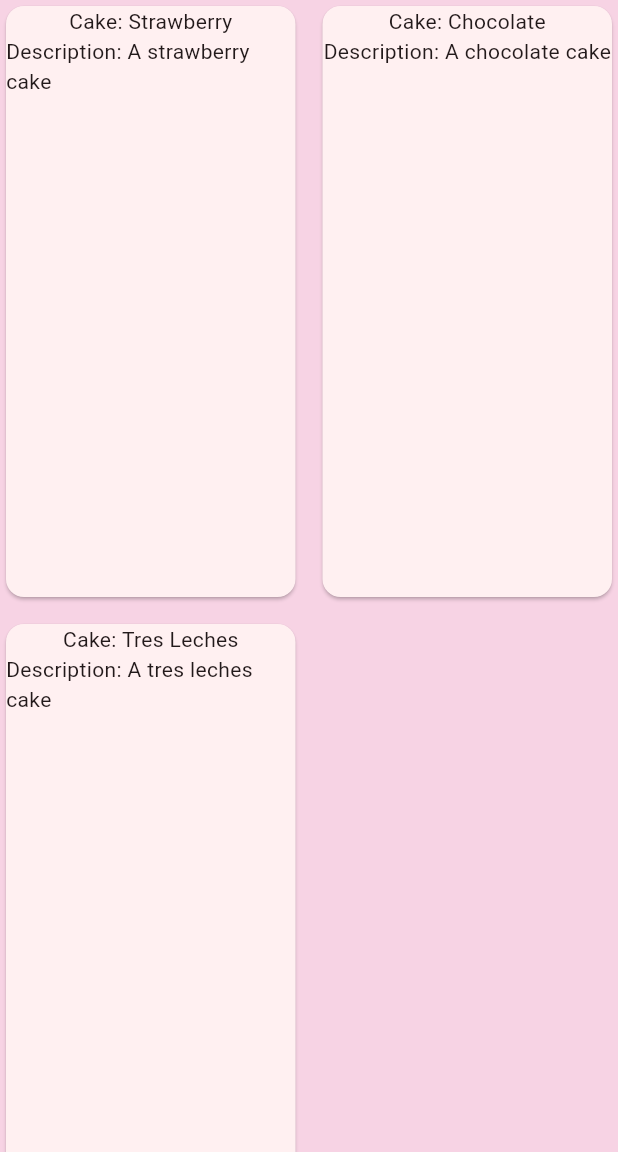
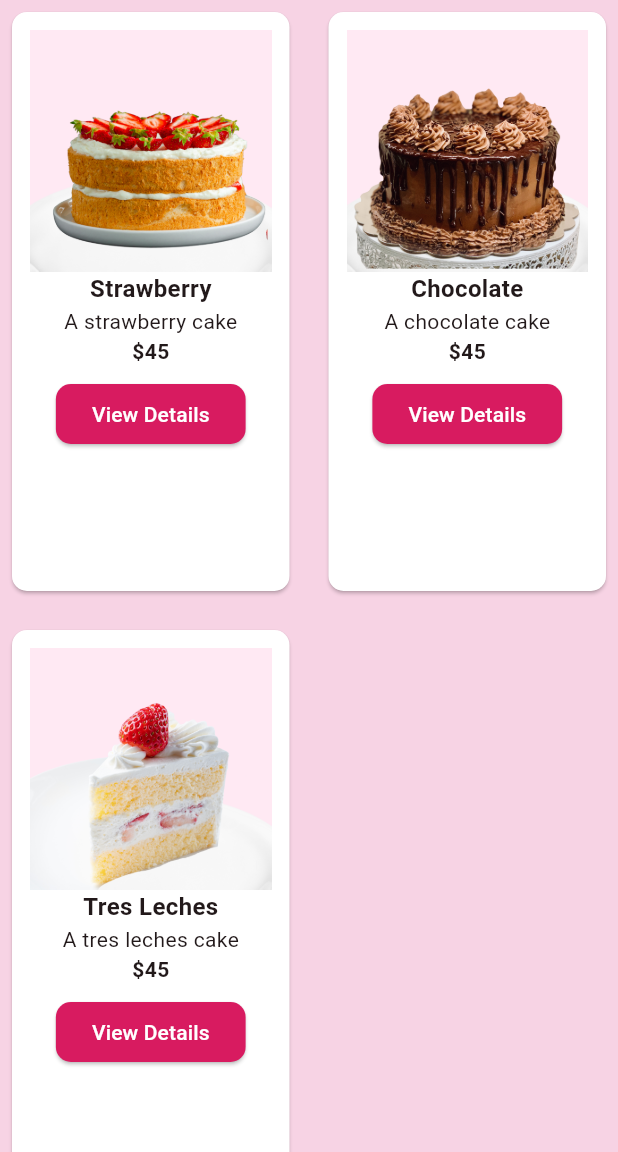
Before and after one commit to AmandaLDelValle/rubipasteleria, a Flutter app: the screen it shows after launch, on a phone screen of 412 x 824 dp, the part 84-1236 px from its top. Run offline on Flutter 3.47's test engine with Material 3 defaults, Android fonts, the phone set to English and light mode, and no system bars; our stand-ins replace cloud_firestore, firebase_core, flutter_riverpod; accounts and stored records are empty.

Commit message:
Cards updated to include picture, buttons, curved corners

```diff
--- a/lib/models/product_data.dart
+++ b/lib/models/product_data.dart
@@ -1,18 +1,19 @@
 import 'package:flutter/material.dart';
 
 class Product {
+  String image;
   String productName;
   String productDesc;
   int productPrice;
 
-  Product(this.productName, this.productDesc, this.productPrice);
+  Product(this.image, this.productName, this.productDesc, this.productPrice);
 }
 
 List<Product> getProducts() {
   return [
-    Product('Strawberry', 'A strawberry cake', 45),
-    Product('Chocolate', 'A chocolate cake', 45),
-    Product('Tres Leches', 'A tres leches cake', 45),
+    Product('assets/strawberry_cake.png', 'Strawberry', 'A strawberry cake', 45),
+    Product('assets/chocolate_cake.png', 'Chocolate', 'A chocolate cake', 45),
+    Product('assets/tres_leches.png','Tres Leches', 'A tres leches cake', 45),
   ];
 }
   // UnmodifiableListView<Product> get products {
--- /dev/null
+++ b/lib/screens/product_details_screen.dart
@@ -0,0 +1,32 @@
+import 'package:flutter/material.dart';
+import 'package:rubi_app/widgets/product_card.dart';
+import 'package:firebase_core/firebase_core.dart';
+import 'package:cloud_firestore/cloud_firestore.dart';
+import 'package:rubi_app/models/product_data.dart';
+import 'package:rubi_app/widgets/menu_grid.dart';
+import 'package:provider/provider.dart';
+
+class MenuScreen extends StatelessWidget {
+  const MenuScreen({super.key});
+
+  @override
+  Widget build(BuildContext context) {
+    return Scaffold(
+      backgroundColor: const Color(0xFFF7d3e4),
+      appBar: AppBar(
+        backgroundColor: const Color(0xFFF7d3e4),
+        centerTitle: true,
+        title: SizedBox(
+          height: 100, // Adjust height to fit your logo nicely in the bar
+          child: Image.asset('assets/rubi_logo.png'),
+        ),
+        leading: Padding(padding: const EdgeInsets.all(8.0)),
+        // title: const Text('Rubi Pasteleria Menu'),
+        // actions: <Widget>[Button(icon: const Icon(Icons.add_alert))],
+      ),
+      body:
+      Text("Cake details go here"),
+    );
+
+  }
+}
--- a/lib/widgets/menu_grid.dart
+++ b/lib/widgets/menu_grid.dart
@@ -16,8 +16,10 @@ class MenuGrid extends StatelessWidget {
       children: List.generate(productsList.length, (index) {
         final product = productsList[index];
         return ProductCard(
+          image: product.image,
           name: product.productName,
           description: product.productDesc,
+          productPrice: product.productPrice,
         );
       }),
     );
--- a/lib/widgets/product_card.dart
+++ b/lib/widgets/product_card.dart
@@ -5,17 +5,77 @@ import 'package:rubi_app/models/product_data.dart';
 import 'package:provider/provider.dart';
 
 class ProductCard extends StatelessWidget {
+  final String image;
   final String name;
   final String description;
-  // const int cakePrice;
+  final int productPrice;
 
-  const ProductCard({super.key, required this.name, required this.description});
+  const ProductCard({
+    super.key,
+    required this.image,
+    required this.name,
+    required this.description,
+    required this.productPrice,
+  });
 
   @override
   Widget build(BuildContext context) {
     return Card(
+      color: Colors.white,
+      margin: const EdgeInsets.all(8),
+      shape: RoundedRectangleBorder(borderRadius: BorderRadius.circular(10)),
+      clipBehavior: Clip.antiAlias,
       child: Column(
-        children: [Text("Cake: $name"), Text("Description: $description")],
+        children: [
+          // Image.asset('assets/strawberry_cake.png', fit: BoxFit.cover),
+          Padding(
+            padding: const EdgeInsets.all(12.0),
+            child: Column(
+              mainAxisSize: MainAxisSize.min,
+              children: [
+                Image.asset(image, fit: BoxFit.cover),
+                Text(name,
+                style: const TextStyle(
+                    fontSize: 16,
+                    fontWeight: FontWeight.bold,
+                  ),),
+                Text(description,
+                style: const TextStyle(
+                    fontSize: 14,
+                  ),),
+                Text(
+                  "\$$productPrice",
+                  style: const TextStyle(
+                    fontSize: 14,
+                    fontWeight: FontWeight.bold,
+                  ),
+                ),
+                const SizedBox(height: 8),
+                ElevatedButton(
+                  style: ElevatedButton.styleFrom(
+                    backgroundColor: const Color(0xFFD81B60),
+                    foregroundColor: Colors.white,
+                    shape: RoundedRectangleBorder(
+                      borderRadius: BorderRadius.circular(10),
+                    ),
+                  ),
+                  onPressed: () {
+                    showDialog(
+                      context: context,
+                      builder: (BuildContext context) {
+                        return AlertDialog(title: const Text('Boop!'));
+                      },
+                    );
+                  },
+                  child: const Text(
+                    'View Details',
+                    style: TextStyle(fontSize: 14),
+                  ),
+                ),
+              ],
+            ),
+          ),
+        ],
       ),
     );
   }
--- a/pubspec.yaml
+++ b/pubspec.yaml
@@ -66,6 +66,8 @@ flutter:
   assets:
     - assets/rubi_logo.png
     - assets/strawberry_cake.png
+    - assets/chocolate_cake.png
+    - assets/tres_leches.png
   #   - images/a_dot_ham.jpeg
 
   # An image asset can refer to one or more resolution-specific "variants", see
```
Also changed, not shown: assets/chocolate_cake.png (added), assets/tres_leches.png (added), 3 other files.
